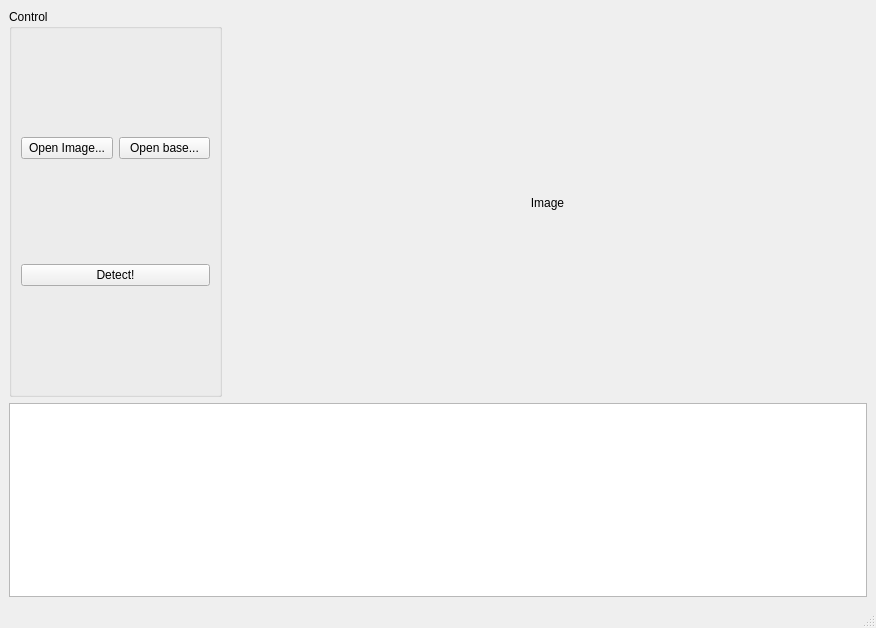
Qt form gui_eod.ui (Extended-Object-Detection-ROS/qt_gui_eod) before a commit.
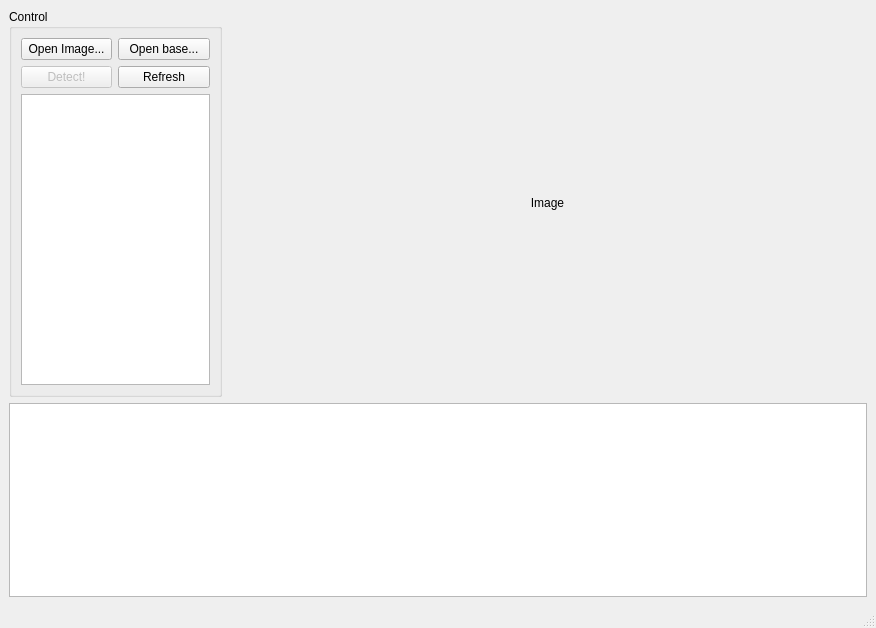
The same form after that commit.

Patch:
```diff
--- a/gui_eod.ui
+++ b/gui_eod.ui
@@ -20,7 +20,7 @@
       <property name="title">
        <string>Control</string>
       </property>
-      <layout class="QGridLayout" name="gridLayout_2" columnstretch="1,1">
+      <layout class="QGridLayout" name="gridLayout_2">
        <item row="0" column="0">
         <widget class="QPushButton" name="pb_openImage">
          <property name="text">
@@ -35,13 +35,26 @@
          </property>
         </widget>
        </item>
-       <item row="1" column="0" colspan="2">
+       <item row="1" column="0">
         <widget class="QPushButton" name="pb_detect">
+         <property name="enabled">
+          <bool>false</bool>
+         </property>
          <property name="text">
           <string>Detect!</string>
          </property>
         </widget>
        </item>
+       <item row="1" column="1">
+        <widget class="QPushButton" name="pb_refresh">
+         <property name="text">
+          <string>Refresh</string>
+         </property>
+        </widget>
+       </item>
+       <item row="2" column="0" colspan="2">
+        <widget class="QListWidget" name="lw_objects"/>
+       </item>
       </layout>
      </widget>
     </item>
```
